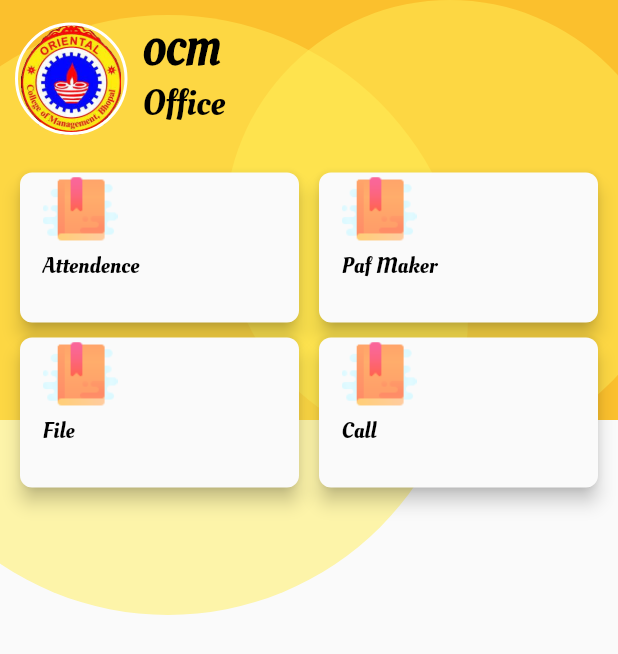
After one commit to akshayyadav76/the_management, a Flutter app: the OfficeScreen screen opened by its route, on a phone screen of 412 x 824 dp. The commit adds this screen. Shown: the top 654 px of the screen. Run offline on Flutter 3.47's test engine with Material 2 defaults, Android fonts, the phone set to English and light mode, and no system bars; our stand-ins replace sqflite; missing offline and left inert: flutter_webview_plugin; accounts and stored records are empty.

Commit message:
add some more screens

```diff
--- a/lib/main.dart
+++ b/lib/main.dart
@@ -10,6 +10,8 @@ import './screens/erp_login_screen.dart';
 import './screens/library_dadhboard_screen.dart';
 import './screens/books_list_screen.dart';
 import './screens/mentor_screen.dart';
+import './screens/office_screen.dart';
+import 'screens/under_constraction_screen.dart';
 
 void main(){
   runApp(TheManagement()
@@ -50,7 +52,12 @@ class TheManagement extends StatelessWidget {
             LibraryDashbordScreen.routeName04:(context)=>LibraryDashbordScreen(),
             BooksListScreen.routeName05:(context)=>BooksListScreen(),
             MentorScreen.routeName05:(context)=>MentorScreen(),
+            OfficeScreen.route:(context)=>OfficeScreen(),
           },
+          onGenerateRoute: (RouteSettings setting){
+            print("sss");
+            return MaterialPageRoute(builder: (context)=>UnderConstraction());
+            },
         ),
       );
   }
--- a/lib/provider/students.dart
+++ b/lib/provider/students.dart
@@ -147,5 +147,13 @@ class Students with ChangeNotifier {
   }
 
 
+  // ------------------Post for attendence
+
+  Future<void>PostAttandance(String sendjson)async{
+   var url ="https//google.ocm";
+   http.post(url,body: json.encode(sendjson));
+  }
+
+
 
 }
--- a/lib/screens/dashboard_screen.dart
+++ b/lib/screens/dashboard_screen.dart
@@ -90,8 +90,10 @@ class _DashBoardScreenState extends State<DashBoardScreen> {
                       scrollDirection: Axis.horizontal,
                       children: <Widget>[
                         GestureDetector(
-                          onTap: (){Navigator.of(context).
-                          pushNamed(MentorScreen.routeName05,arguments: "MM");},
+                          onTap: (){
+                            Navigator.of(context).
+                         pushNamed(MentorScreen.routeName05,arguments: "MM");
+                         },
                           child: CircularImage(facultyName: "Mamta Manshani",
                             facultyImage: 'assets/students_photos/no_photo_girl.jpg',),
                         ),
--- a/lib/screens/mentor_screen.dart
+++ b/lib/screens/mentor_screen.dart
@@ -43,6 +43,8 @@ bool isLoding = true;
       body: SafeArea(
         child: Column(
           children: <Widget>[
+
+
             CircularImage(
               facultyName: mentorName,
               facultyImage: 'assets/faculty_images/demo.jpg',),
--- /dev/null
+++ b/lib/screens/office_screen.dart
@@ -0,0 +1,188 @@
+import 'package:flutter/material.dart';
+
+
+class OfficeScreen extends StatelessWidget {
+  static const route = '/officeScreen';
+
+
+  @override
+  Widget build(BuildContext context) {
+    return Scaffold(
+      body:  SafeArea(
+              child: Stack(
+                  children: <Widget>[
+                    Container(
+                      height: 280.0,
+                      width: double.infinity,
+                      color: Colors.yellow[700],
+                    ),
+                    Positioned(
+                      top: 10.0,
+                      right: 100.0,
+                      child: Container(
+                        width: 400.0,
+                        height: 400.0,
+                        decoration: BoxDecoration(
+                            borderRadius: BorderRadius.circular(200.0),
+                            color: Colors.yellow[400].withOpacity(0.5)),
+                      ),
+                    ),
+                    Positioned(
+                      //top: 10.0,
+                      left: 150.0,
+                      child: Container(
+                        width: 300.0,
+                        height: 300.0,
+                        decoration: BoxDecoration(
+                            borderRadius: BorderRadius.circular(200.0),
+                            color: Colors.yellow[400].withOpacity(0.5)),
+                      ),
+                    ),
+                    Column(
+                      children: <Widget>[
+                        SizedBox(
+                          height: 15.0,
+                        ),
+                        Row(
+                          children: <Widget>[
+                            SizedBox(
+                              width: 10.0,
+                            ),
+                            Container(
+                              width: 75.0,
+                              height: 75.0,
+                              decoration: BoxDecoration(
+                                  shape: BoxShape.circle,
+                                  border: Border.all(
+                                      color: Colors.white,
+                                      style: BorderStyle.solid,
+                                      width: 2.0),
+                                  image: DecorationImage(
+                                      image: AssetImage('assets/ocmlogo.png'))),
+                            ),
+                            SizedBox(
+                              width: 10.0,
+                            ),
+                            Column(
+                              crossAxisAlignment: CrossAxisAlignment.start,
+                              children: <Widget>[
+                                Text('OCM',
+                                    style: TextStyle(
+                                        color: Colors.black,
+                                        fontSize: 24.0,
+                                        fontWeight: FontWeight.bold)),
+                                Text('Office',
+                                    style: TextStyle(
+                                        color: Colors.black,
+                                        fontSize: 24.0))
+                              ],
+                            ),
+                            SizedBox(
+                              width: MediaQuery.of(context).size.width - 230.0,
+                            ),
+                          ],
+                        ),
+                        SizedBox(
+                          height: 25.0,
+                        ),
+
+                        Column(
+                          children: <Widget>[
+                            Row(
+                              mainAxisAlignment: MainAxisAlignment.spaceEvenly,
+                              children: <Widget>[
+                                officeConatainer(
+                                  context,  'Attendence', 'assets/series_icon/economics.png',),
+                                 officeConatainer(
+                                  context,  'Paf Maker', 'assets/series_icon/economics.png',),
+                              ],
+                            ),
+                            SizedBox(height: 10,),
+                            Row(
+                              mainAxisAlignment: MainAxisAlignment.spaceEvenly,
+                              children: <Widget>[
+                                officeConatainer(
+                                  context,  'File', 'assets/series_icon/economics.png',),
+                                 officeConatainer(
+                                  context,  'Call', 'assets/series_icon/economics.png',),
+                              ],
+                            ),
+                            SizedBox(height: 5,),
+                            // GestureDetector(
+                            //   onTap: (){
+                            //     Navigator.of(context).pushNamed(ErpLoginScreen.routName03,
+                            //     arguments: 'http://164.100.247.30/');
+                            //   },
+                            //   child: Material(
+                            //     elevation: 5.0,
+                            //     borderRadius: BorderRadius.circular(20.0),
+                            //     child: Container(
+                            //       height: 70.0,
+                            //       width: (MediaQuery.of(context).size.width / 1.0) - 100.0,
+                            //       child:
+                            //           Image.asset('assets/delnet_logo.jpg',
+                            //                 fit: BoxFit.fill,),
+
+                            //     ),
+                            //   ),
+                            // ),
+
+
+
+                          ],
+                        ),
+
+                      ],
+                    )
+                  ],
+                ),
+      ),
+
+    );
+  }
+
+    Widget officeConatainer(BuildContext context,String attendance,String image,) {
+     return InkWell(
+       onTap:(){
+
+           } ,
+       child: Material(
+        elevation: 5.0,
+        borderRadius: BorderRadius.circular(8.0),
+        child: Container(
+          height: 100.0,
+          width: (MediaQuery.of(context).size.width / 2.0) - 20.0,
+          child: Column(
+            crossAxisAlignment: CrossAxisAlignment.start,
+            children: <Widget>[
+
+              Padding(
+                padding: EdgeInsets.only(left: 15.0),
+                child: Image.asset('assets/books_icon.png',
+                    fit: BoxFit.cover, width: 50.0, height: 50.0),
+              ),
+              SizedBox(height: 2.0),
+              Padding(
+                padding: EdgeInsets.only(left: 15.0),
+                child: Text(attendance,
+                    style: TextStyle(
+                      fontSize: 15.0,
+                      color: Colors.black,
+                    )),
+              ),
+              SizedBox(height: 3.0),
+              Padding(
+                padding: EdgeInsets.only(left: 15.0),
+                child: Text('',
+                    style: TextStyle(
+                        fontSize: 15.0,
+                        color: Colors.red,
+                        fontWeight: FontWeight.bold)),
+              ),
+            ],
+          ),
+        ),
+    ),
+     );
+  }
+}
--- a/lib/screens/surveillance_list.dart
+++ b/lib/screens/surveillance_list.dart
@@ -4,7 +4,6 @@ import 'package:provider/provider.dart';
 import '../provider/students.dart';
 import '../widget/surveillance_tile.dart';
 
-import '../provider/recent.dart';
 
 
 class SurveillanceList extends StatelessWidget {
--- /dev/null
+++ b/lib/screens/under_constraction_screen.dart
@@ -0,0 +1,17 @@
+import 'package:flutter/material.dart';
+
+
+class UnderConstraction extends StatelessWidget {
+
+static const constarction = '/constraction';
+
+  @override
+  Widget build(BuildContext context) {
+    return Scaffold(
+
+      appBar: AppBar(title: Text("under constraction"),),
+      body: Center(child:Text("This Page is Under Constraction",textAlign: TextAlign.center,
+      style: TextStyle(fontSize: 50),)),
+    );
+  }
+}
--- a/lib/widget/my_drawer.dart
+++ b/lib/widget/my_drawer.dart
@@ -4,6 +4,7 @@ import 'package:url_launcher/url_launcher.dart';
 import '../screens/surveillance_list.dart';
 import '../screens/erp_login_screen.dart';
 import '../screens/library_dadhboard_screen.dart';
+
 
 
 class MyDrawer extends StatelessWidget {
@@ -41,6 +42,10 @@ class MyDrawer extends StatelessWidget {
           ListTile(title: Text("Servilas LIst"),onTap: (){
             Navigator.of(context).pushNamed(SurveillanceList.routeName);
           },),
+          ListTile(title: Text("Office"),onTap: (){
+            Navigator.of(context).pushNamed("/dfff");
+
+          },),
           ListTile(title: Text("Library"),onTap: (){
             Navigator.of(context).pushNamed(LibraryDashbordScreen.routeName04);
           },),
--- a/lib/widget/student_tile.dart
+++ b/lib/widget/student_tile.dart
@@ -112,7 +112,7 @@ class StudentTile extends StatelessWidget {
           children: <Widget>[
 
             Text('Section: ${student.section}'),
-            SizedBox(width: 20,),
+            SizedBox(width: 15,),
             Text('Mentor: ${student.mentor}'),
           ],
         ),
```
Also changed, not shown: 4 other files.
